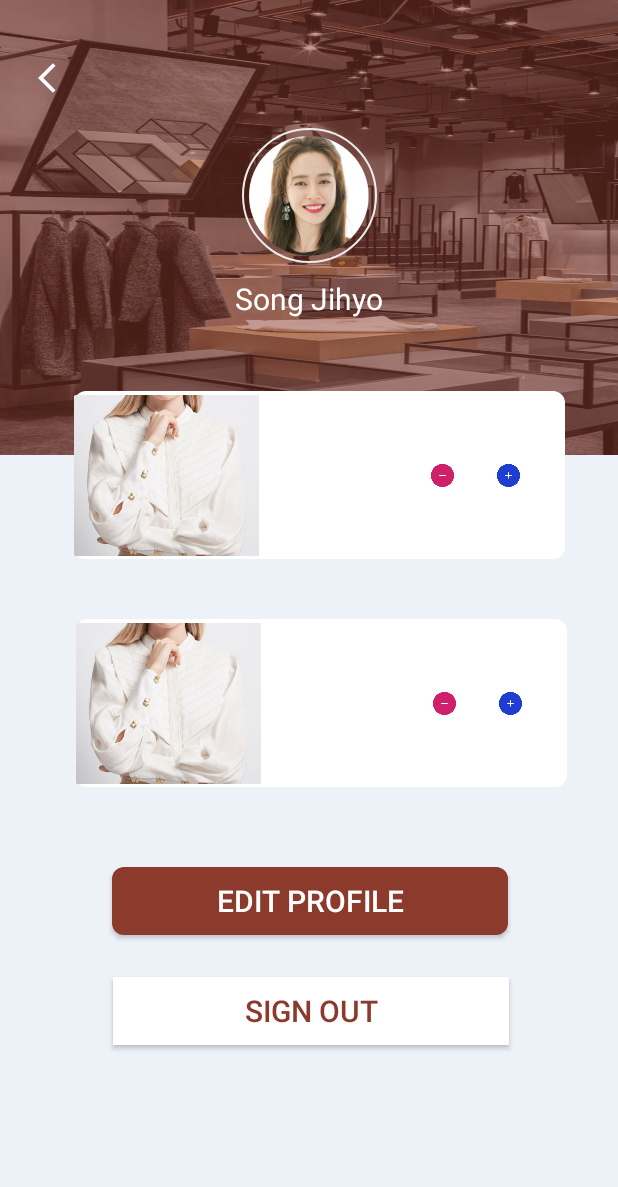
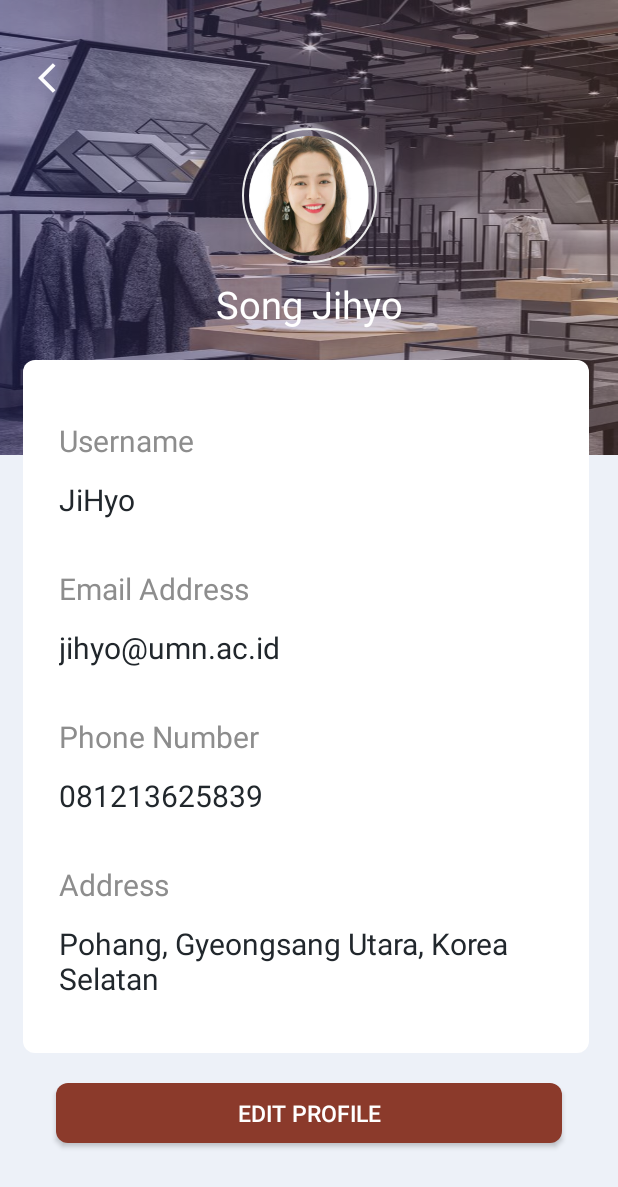
Before and after one commit to igjevon/UAS_Mobile, an Android app: the layout activity_my_profile.xml on its own in the app's theme, with its tools: preview values and no code run, on a phone screen of 412 x 824 dp. Shown: the top 1187 px of the screen. Run offline under Robolectric (Android 15) with nearby library versions, the phone set to English and light mode, and no system bars.

Commit message:
yes commit

```diff
--- a/app/src/main/res/layout/activity_edit_profile.xml
+++ b/app/src/main/res/layout/activity_edit_profile.xml
@@ -167,6 +167,24 @@
                         android:layout_height="wrap_content"
                         android:layout_marginBottom="12dp"
                         android:layout_marginTop="20dp"
+                        android:text="@string/phonenumber"
+                        android:textColor="@color/grayPrimary"
+                        android:textSize="20sp" />
+                    <EditText
+                        android:id="@+id/phonenumber"
+                        android:layout_width="match_parent"
+                        android:layout_height="50dp"
+                        android:background="@drawable/bg_input_edit"
+                        android:inputType="number"
+                        android:lines="1"
+                        android:paddingLeft="12dp"
+                        android:textColor="@color/black" />
+
+                    <TextView
+                        android:layout_width="wrap_content"
+                        android:layout_height="wrap_content"
+                        android:layout_marginBottom="12dp"
+                        android:layout_marginTop="20dp"
                         android:text="@string/address_label"
                         android:textColor="@color/grayPrimary"
                         android:textSize="20sp" />
@@ -182,23 +200,20 @@
                 </LinearLayout>
             </LinearLayout>
 
-            <LinearLayout
-                android:layout_width="match_parent"
-                android:layout_height="match_parent"
+            <Button
+                android:id="@+id/btn_continue"
+                android:layout_width="250dp"
+                android:layout_height="40dp"
+                android:layout_marginTop="20dp"
+                android:background="@color/brownPrimary"
+                android:text="CONTINUE"
+                android:textAlignment="center"
+                android:textColor="#FFF"
+                android:textSize="15sp"
                 android:gravity="center"
-                android:layout_marginTop="20dp"
-                app:layout_constraintTop_toBottomOf="@+id/kolom1">
-
-                <Button
-                    android:id="@+id/btn_continue"
-                    android:layout_width="167dp"
-                    android:layout_height="40dp"
-                    android:background="@drawable/bg_btn_blue_primary"
-                    android:text="CONTINUE"
-                    android:textAlignment="center"
-                    android:textColor="#FFF"
-                    android:textSize="15sp" />
-            </LinearLayout>
+                app:layout_constraintStart_toStartOf="parent"
+                app:layout_constraintEnd_toEndOf="parent"
+                app:layout_constraintTop_toBottomOf="parent" />
         </androidx.constraintlayout.widget.ConstraintLayout>
     </ScrollView>
 </androidx.constraintlayout.widget.ConstraintLayout>
--- a/app/src/main/res/layout/activity_my_profile.xml
+++ b/app/src/main/res/layout/activity_my_profile.xml
@@ -1,7 +1,25 @@
 <?xml version="1.0" encoding="utf-8"?>
-<androidx.constraintlayout.widget.ConstraintLayout xmlns:android="http://schemas.android.com/apk/res/android"
+<androidx.constraintlayout.widget.ConstraintLayout
+    xmlns:android="http://schemas.android.com/apk/res/android"
     xmlns:app="http://schemas.android.com/apk/res-auto"
     xmlns:tools="http://schemas.android.com/tools"
+    android:layout_width="match_parent"
+    android:layout_height="match_parent"
+    android:background="@color/bgPrimary"
+    tools:context=".EditProfileAct">
+
+    <ScrollView
+        android:id="@+id/scrollView2"
+        android:layout_width="match_parent"
+        android:layout_height="wrap_content"
+        android:orientation="vertical"
+        android:paddingBottom="50dp"
+        android:scrollbars="none"
+        app:layout_constraintEnd_toEndOf="parent"
+        app:layout_constraintStart_toStartOf="parent"
+        app:layout_constraintTop_toTopOf="parent">
+
+        <androidx.constraintlayout.widget.ConstraintLayout
             android:layout_width="match_parent"
             android:layout_height="match_parent"
             android:background="@color/blueProfile"
@@ -13,18 +31,18 @@
                 android:layout_height="303dp"
                 android:background="@drawable/backshop"
                 app:layout_constraintEnd_toEndOf="parent"
+                app:layout_constraintStart_toStartOf="parent"
                 app:layout_constraintTop_toTopOf="parent"
-        app:layout_constraintStart_toStartOf="parent"
                 app:layout_constraintVertical_bias="0.037" />
 
             <View
                 android:id="@+id/bg1"
                 android:layout_width="match_parent"
                 android:layout_height="303dp"
-        android:background="@drawable/bg_gradient_profile"
+                android:background="@drawable/bg_gradient_primary_blue"
                 app:layout_constraintEnd_toEndOf="parent"
-        app:layout_constraintTop_toTopOf="parent"
-        app:layout_constraintStart_toStartOf="parent"/>
+                app:layout_constraintStart_toStartOf="parent"
+                app:layout_constraintTop_toTopOf="parent" />
 
             <ImageView
                 android:id="@+id/back"
@@ -33,9 +51,8 @@
                 android:layout_marginStart="25dp"
                 android:layout_marginTop="40dp"
                 android:src="@drawable/ic_baseline_arrow_back_ios_24"
-        app:layout_constraintTop_toTopOf="@+id/bg1"
                 app:layout_constraintStart_toStartOf="@id/bg1"
-        />
+                app:layout_constraintTop_toTopOf="@+id/bg1" />
 
             <View
                 android:id="@+id/view3"
@@ -61,223 +78,130 @@
                 android:id="@+id/textView3"
                 android:layout_width="wrap_content"
                 android:layout_height="wrap_content"
+                android:layout_marginTop="10dp"
                 android:text="Song Jihyo"
                 android:textColor="#FFF"
-        android:textSize="20sp"
-        android:layout_marginTop="10dp"
-        app:layout_constraintTop_toBottomOf="@+id/view3"
+                android:textSize="25sp"
                 app:layout_constraintEnd_toEndOf="@+id/view"
-        app:layout_constraintStart_toStartOf="@id/bg1"/>
+                app:layout_constraintStart_toStartOf="@id/bg1"
+                app:layout_constraintTop_toBottomOf="@+id/view3" />
 
             <LinearLayout
-        android:id="@+id/linearLayout"
-        android:layout_width="327dp"
-        android:layout_height="112dp"
+                android:id="@+id/kolom1"
+                android:layout_width="377dp"
+                android:layout_height="wrap_content"
                 android:layout_marginStart="24dp"
-        android:layout_marginTop="48dp"
+                android:layout_marginTop="20dp"
                 android:layout_marginEnd="24dp"
                 android:background="@drawable/bg_layout_white"
                 android:orientation="horizontal"
                 app:layout_constraintEnd_toEndOf="parent"
                 app:layout_constraintHorizontal_bias="0.694"
                 app:layout_constraintStart_toStartOf="parent"
-        app:layout_constraintTop_toBottomOf="@+id/textView3"></LinearLayout>
+                app:layout_constraintTop_toBottomOf="@+id/textView3">
 
-    <ImageView
-        android:id="@+id/imageView6"
-        android:layout_width="123dp"
-        android:layout_height="154dp"
-        android:src="@drawable/cart1"
-        app:layout_constraintBottom_toBottomOf="@+id/linearLayout"
-        app:layout_constraintStart_toStartOf="@+id/linearLayout"
-        app:layout_constraintTop_toTopOf="@+id/linearLayout" />
-
-    <TextView
-        android:id="@+id/textView4"
-        android:layout_width="wrap_content"
+                <LinearLayout
+                    android:id="@+id/nama"
+                    android:layout_width="match_parent"
                     android:layout_height="wrap_content"
-        android:layout_marginStart="30dp"
+                    android:layout_marginLeft="24dp"
                     android:layout_marginTop="20dp"
-        android:text="Shirt"
-        android:textSize="20sp"
-        app:layout_constraintStart_toEndOf="@+id/imageView6"
-        app:layout_constraintTop_toTopOf="@+id/linearLayout" />
-
-    <TextView
-        android:id="@+id/textView7"
-        android:layout_width="wrap_content"
-        android:layout_height="wrap_content"
-        android:layout_marginStart="30dp"
-        android:text="Ukuran S"
-        android:textSize="10sp"
-        app:layout_constraintStart_toEndOf="@+id/imageView6"
-        app:layout_constraintTop_toBottomOf="@+id/textView4" />
+                    android:layout_marginRight="24dp"
+                    android:layout_marginBottom="24dp"
+                    android:orientation="vertical">
 
                     <TextView
                         android:layout_width="wrap_content"
                         android:layout_height="wrap_content"
-        android:layout_marginStart="30dp"
-        android:text="51$"
-        android:textSize="20sp"
-        app:layout_constraintStart_toEndOf="@+id/imageView6"
-        app:layout_constraintTop_toBottomOf="@+id/textView7" />
-
-    <ImageView
-        android:id="@+id/imageView9"
-        android:layout_width="15dp"
-        android:layout_height="15dp"
-        android:layout_marginEnd="10dp"
-        android:src="@drawable/minus"
-        app:layout_constraintBottom_toBottomOf="@+id/linearLayout"
-        app:layout_constraintEnd_toStartOf="@+id/textView8"
-        app:layout_constraintTop_toTopOf="@+id/linearLayout" />
+                        android:layout_marginBottom="12dp"
+                        android:layout_marginTop="20dp"
+                        android:text="@string/username_label"
+                        android:textColor="@color/grayPrimary"
+                        android:textSize="20sp" />
+                    <TextView
+                        android:layout_width="wrap_content"
+                        android:layout_height="wrap_content"
+                        android:layout_marginBottom="12dp"
+                        android:text="JiHyo"
+                        android:textColor="@color/blackPrimary"
+                        android:textSize="20sp" />
 
                     <TextView
-        android:id="@+id/textView8"
                         android:layout_width="wrap_content"
                         android:layout_height="wrap_content"
-        android:text="2"
-        android:textSize="15dp"
-        android:layout_marginEnd="10dp"
-        app:layout_constraintBottom_toBottomOf="@+id/linearLayout"
-        app:layout_constraintEnd_toStartOf="@+id/imageView8"
-        app:layout_constraintTop_toTopOf="@+id/linearLayout" />
+                        android:layout_marginBottom="12dp"
+                        android:layout_marginTop="20dp"
+                        android:text="@string/email_label"
+                        android:textColor="@color/grayPrimary"
+                        android:textSize="20sp" />
+                    <TextView
+                        android:layout_width="wrap_content"
+                        android:layout_height="wrap_content"
+                        android:layout_marginBottom="12dp"
+                        android:text="jihyo@umn.ac.id"
+                        android:textColor="@color/blackPrimary"
+                        android:textSize="20sp" />
 
-    <ImageView
-        android:id="@+id/imageView8"
-        android:layout_width="15dp"
-        android:layout_height="15dp"
-        android:src="@drawable/plus"
-        android:layout_marginEnd="30dp"
-        app:layout_constraintBottom_toBottomOf="@+id/linearLayout"
-        app:layout_constraintEnd_toEndOf="@+id/linearLayout"
-        app:layout_constraintTop_toTopOf="@+id/linearLayout" />
+                    <TextView
+                        android:layout_width="wrap_content"
+                        android:layout_height="wrap_content"
+                        android:layout_marginBottom="12dp"
+                        android:layout_marginTop="20dp"
+                        android:text="@string/phonenumber"
+                        android:textColor="@color/grayPrimary"
+                        android:textSize="20sp" />
+                    <TextView
+                        android:layout_width="wrap_content"
+                        android:layout_height="wrap_content"
+                        android:layout_marginBottom="12dp"
+                        android:text="081213625839"
+                        android:textColor="@color/blackPrimary"
+                        android:textSize="20sp" />
 
-    //
-
-    <LinearLayout
-        android:id="@+id/linearLayout1"
-        android:layout_width="327dp"
-        android:layout_height="112dp"
-        android:layout_marginStart="24dp"
-        android:layout_marginTop="40dp"
-        android:layout_marginEnd="24dp"
-        android:background="@drawable/bg_layout_white"
-        android:orientation="horizontal"
-        app:layout_constraintEnd_toEndOf="parent"
-        app:layout_constraintHorizontal_bias="0.722"
-        app:layout_constraintStart_toStartOf="parent"
-        app:layout_constraintTop_toBottomOf="@+id/linearLayout">
-
+                    <TextView
+                        android:layout_width="wrap_content"
+                        android:layout_height="wrap_content"
+                        android:layout_marginBottom="12dp"
+                        android:layout_marginTop="20dp"
+                        android:text="@string/address_label"
+                        android:textColor="@color/grayPrimary"
+                        android:textSize="20sp" />
+                    <TextView
+                        android:layout_width="wrap_content"
+                        android:layout_height="wrap_content"
+                        android:layout_marginBottom="12dp"
+                        android:text="Pohang, Gyeongsang Utara, Korea Selatan"
+                        android:textColor="@color/blackPrimary"
+                        android:textSize="20sp" />/>
+                </LinearLayout>
             </LinearLayout>
 
-    <TextView
-        android:id="@+id/shirt2"
-        android:layout_width="wrap_content"
-        android:layout_height="wrap_content"
-        android:layout_marginStart="30dp"
+            <Button
+                android:id="@+id/btn_editprofile"
+                android:layout_width="337dp"
+                android:layout_height="40dp"
+                android:background="@drawable/bg_btn_blue_primary"
+                android:text="EDIT PROFILE"
+                android:textAlignment="center"
+                android:textColor="#FFF"
+                android:textSize="15sp"
                 android:layout_marginTop="20dp"
-        android:text="Shirt"
-        android:textSize="20sp"
-        app:layout_constraintStart_toEndOf="@+id/imageView7"
-        app:layout_constraintTop_toTopOf="@+id/linearLayout1" />
-
-    <TextView
-        android:id="@+id/ukuran2"
-        android:layout_width="wrap_content"
-        android:layout_height="wrap_content"
-        android:layout_marginStart="30dp"
-        android:text="Ukuran S"
-        android:textSize="10sp"
-        app:layout_constraintStart_toEndOf="@+id/imageView7"
-        app:layout_constraintTop_toBottomOf="@+id/shirt2" />
-
-    <TextView
-        android:id="@+id/textView9"
-        android:layout_width="wrap_content"
-        android:layout_height="wrap_content"
-        android:layout_marginStart="30dp"
-        android:text="51$"
-        android:textSize="20sp"
-        app:layout_constraintStart_toEndOf="@+id/imageView7"
-        app:layout_constraintTop_toBottomOf="@+id/ukuran2" />
-
-    <ImageView
-        android:id="@+id/imageView7"
-        android:layout_width="123dp"
-        android:layout_height="154dp"
-        android:src="@drawable/cart1"
-        app:layout_constraintBottom_toBottomOf="@+id/linearLayout1"
-        app:layout_constraintStart_toStartOf="@+id/linearLayout1"
-        app:layout_constraintTop_toTopOf="@+id/linearLayout1"/>
-
-    <ImageView
-        android:id="@+id/minus2"
-        android:layout_width="15dp"
-        android:layout_height="15dp"
-        android:layout_marginEnd="10dp"
-        android:src="@drawable/minus"
-        app:layout_constraintBottom_toBottomOf="@+id/linearLayout1"
-        app:layout_constraintEnd_toStartOf="@+id/text1"
-        app:layout_constraintTop_toTopOf="@+id/linearLayout1" />
-
-    <TextView
-        android:id="@+id/text1"
-        android:layout_width="wrap_content"
-        android:layout_height="wrap_content"
-        android:text="2"
-        android:layout_marginEnd="10dp"
-        android:textSize="15dp"
-        app:layout_constraintBottom_toBottomOf="@+id/linearLayout1"
-        app:layout_constraintEnd_toStartOf="@+id/plus2"
-        app:layout_constraintTop_toTopOf="@+id/linearLayout1" />
-
-    <ImageView
-        android:id="@+id/plus2"
-        android:layout_width="15dp"
-        android:layout_height="15dp"
-        android:layout_marginEnd="30dp"
-        android:src="@drawable/plus"
-        app:layout_constraintBottom_toBottomOf="@+id/linearLayout1"
-        app:layout_constraintEnd_toEndOf="@+id/linearLayout1"
-        app:layout_constraintTop_toTopOf="@+id/linearLayout1" />
-
-
+                app:layout_constraintStart_toStartOf="parent"
+                app:layout_constraintEnd_toEndOf="parent"
+                app:layout_constraintTop_toBottomOf="@+id/kolom1"/>
             <Button
-        android:id="@+id/btn_explore"
-        android:layout_width="264dp"
-        android:layout_height="45dp"
-        android:layout_marginLeft="24dp"
-        android:layout_marginRight="24dp"
-        android:layout_marginTop="40dp"
-        android:background="@drawable/bg_btn_blue_primary"
-        android:gravity="center_vertical|center_horizontal"
-        android:text="EDIT PROFILE"
-        android:textColor="#FFF"
-        android:textSize="20sp"
-        app:layout_constraintBottom_toBottomOf="parent"
+                android:id="@+id/btn_continue"
+                android:layout_width="337dp"
+                android:layout_height="40dp"
+                android:background="#FFF"
+                android:text="SIGN OUT"
+                android:textAlignment="center"
+                android:textColor="@color/brownPrimary"
+                android:textSize="15sp"
+                android:layout_marginTop="15dp"
+                app:layout_constraintStart_toStartOf="parent"
                 app:layout_constraintEnd_toEndOf="parent"
-        app:layout_constraintHorizontal_bias="0.508"
-        app:layout_constraintStart_toStartOf="parent"
-        app:layout_constraintTop_toBottomOf="@+id/linearLayout1"
-        app:layout_constraintVertical_bias="0.061" />
-
-    <Button
-        android:id="@+id/btn_vieworder"
-        android:layout_width="264dp"
-        android:layout_height="45dp"
-        android:layout_marginLeft="24dp"
-        android:layout_marginRight="24dp"
-        android:background="#FFF"
-        android:layout_marginTop="5dp"
-        android:gravity="center_vertical|center_horizontal"
-        android:text="SIGN OUT"
-        android:textColor="@color/brownPrimary"
-        android:textSize="20sp"
-        app:layout_constraintBottom_toBottomOf="parent"
-        app:layout_constraintEnd_toEndOf="parent"
-        app:layout_constraintHorizontal_bias="0.51"
-        app:layout_constraintStart_toStartOf="parent"
-        app:layout_constraintTop_toBottomOf="@+id/btn_explore"
-        app:layout_constraintVertical_bias="0.152" />
+                app:layout_constraintTop_toBottomOf="@+id/btn_editprofile"/>
         </androidx.constraintlayout.widget.ConstraintLayout>
+    </ScrollView>
+</androidx.constraintlayout.widget.ConstraintLayout>
--- a/app/src/main/res/values/strings.xml
+++ b/app/src/main/res/values/strings.xml
@@ -9,4 +9,5 @@
     <string name="bio_label">Biodata</string>
     <string name="address_label">Address</string>
     <string name="explore">EXPLORE NOW</string>
+    <string name="phonenumber">Phone Number</string>
 </resources>
```
Lines whose indentation alone changed are shown as unchanged.
